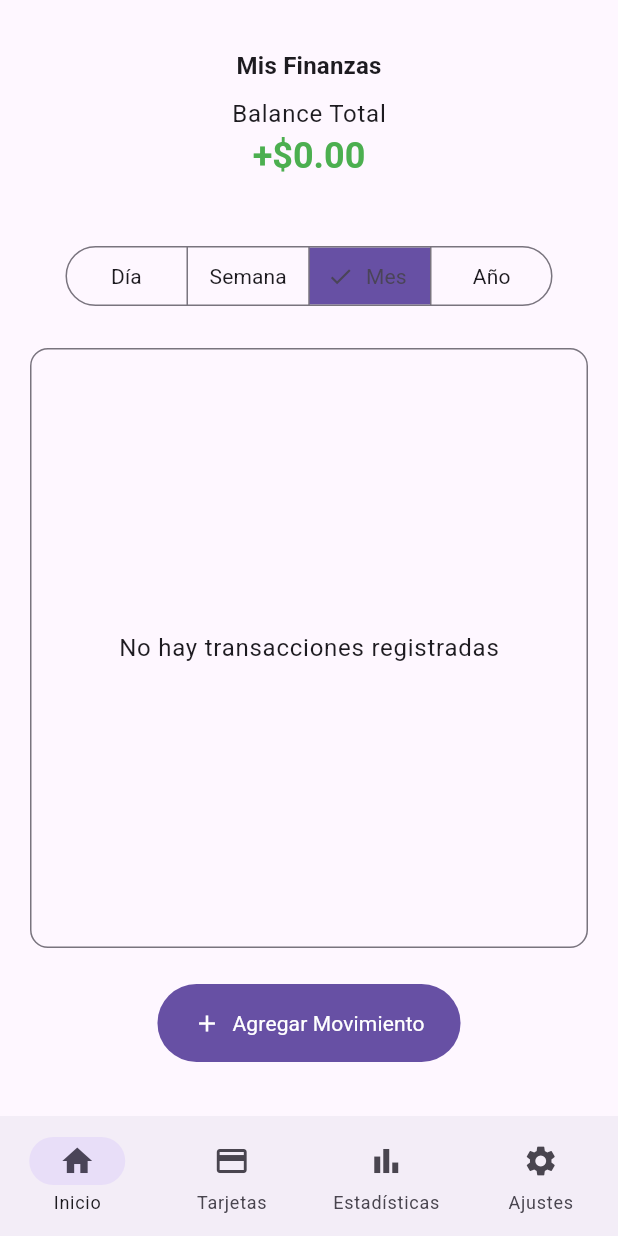
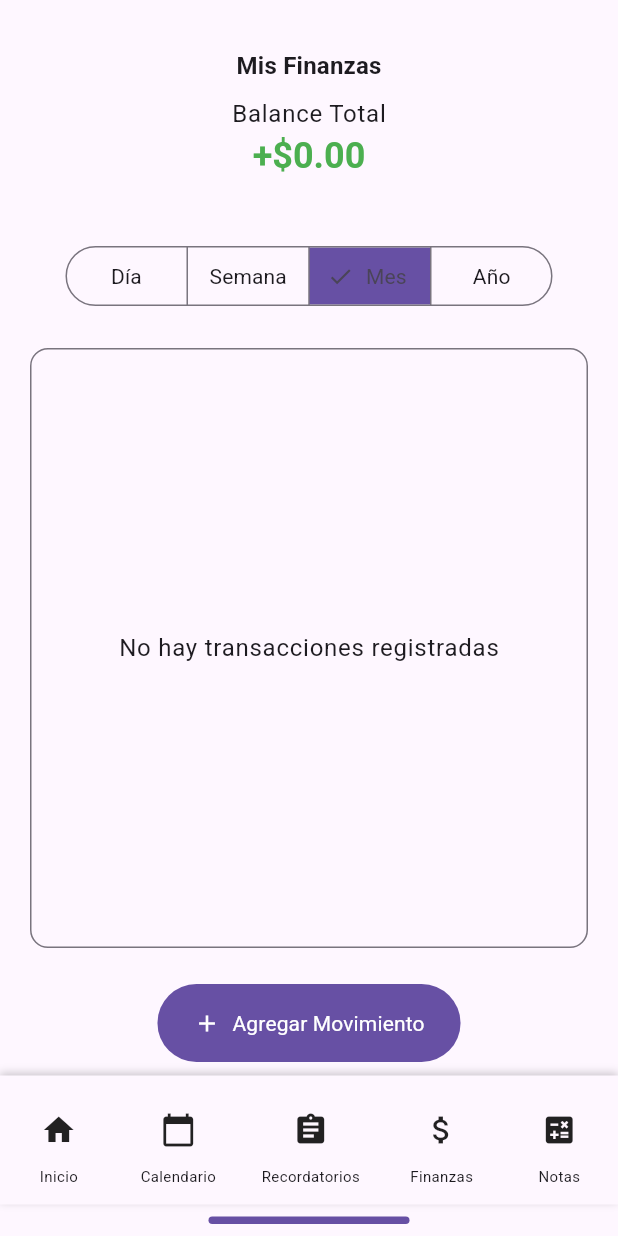
Before and after one commit to Araxel19/UniPlanner, a Flutter app: the FinanzasScreen screen opened by its route, on a phone screen of 412 x 824 dp. Run offline on Flutter 3.47's test engine with Material 3 defaults, Android fonts, the phone set to English and light mode, and no system bars; our stand-ins replace google_fonts, image_picker, shared_preferences, sqflite, table_calendar; accounts and stored records are empty.

Commit message:
Corrección de barra navegación en finanzas

```diff
--- a/lib/features/finanzas/finanzas_screen.dart
+++ b/lib/features/finanzas/finanzas_screen.dart
@@ -3,6 +3,8 @@ import 'package:provider/provider.dart';
 import '../../core/db/sqlite_helper.dart';
 import 'agregar_movimientos.dart';
 import 'transaction_details_screen.dart';
+import '../../shared_widgets/general/bottom_navigation.dart';
+import '../../shared_widgets/general/app_routes.dart';
 
 class FinanzasScreen extends StatefulWidget {
   const FinanzasScreen({Key? key}) : super(key: key);
@@ -250,34 +252,10 @@ class _FinanzasScreenState extends State<FinanzasScreen> {
                 },
               ),
             ),
-            // Barra de navegación inferior
-            NavigationBar(
-              destinations: const [
-                NavigationDestination(
-                  icon: Icon(Icons.home),
-                  label: 'Inicio',
-                ),
-                NavigationDestination(
-                  icon: Icon(Icons.credit_card),
-                  label: 'Tarjetas',
-                ),
-                NavigationDestination(
-                  icon: Icon(Icons.bar_chart),
-                  label: 'Estadísticas',
-                ),
-                NavigationDestination(
-                  icon: Icon(Icons.settings),
-                  label: 'Ajustes',
-                ),
-              ],
-              selectedIndex: 0,
-              onDestinationSelected: (index) {
-                // Navegar a otras pantallas según el índice
-              },
-            ),
           ],
         ),
       ),
+      bottomNavigationBar: const BottomNavigation(),
     );
   }
 
```
